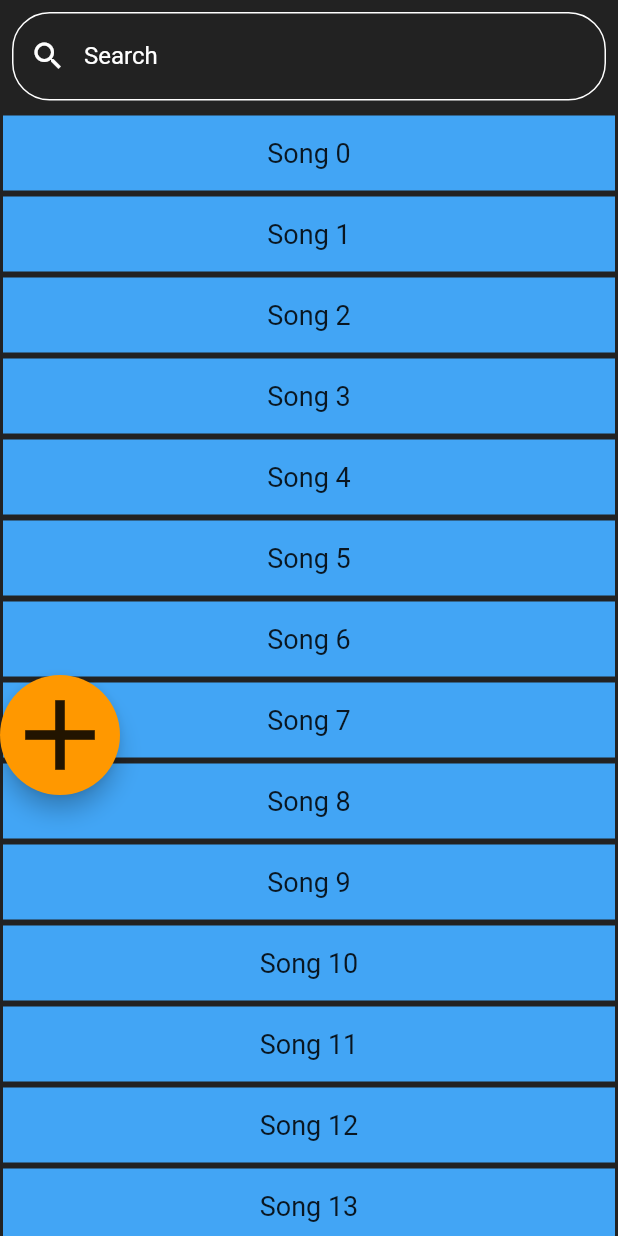
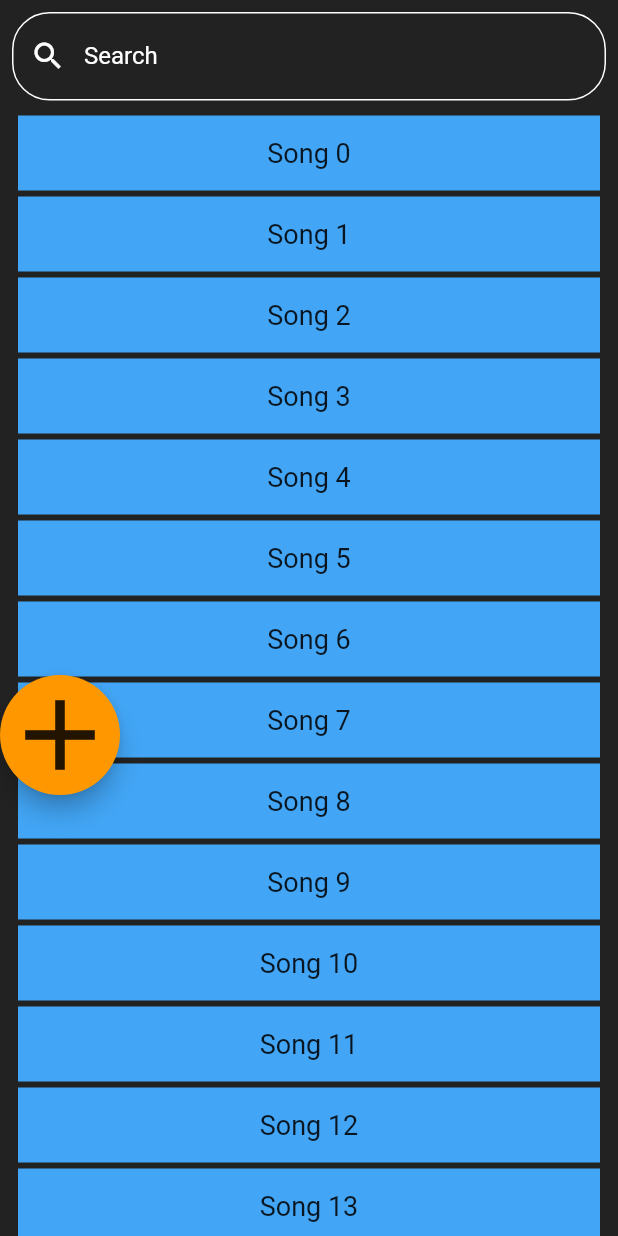
Before and after one commit to kobemhlee/chord_app, a Flutter app: the MySongs screen opened directly, on a phone screen of 412 x 824 dp. Run offline on Flutter 3.47's test engine with Material 2 defaults, Android fonts, the light colour scheme and no system bars; our stand-ins replace audioplayers, getflutter.

```diff
--- a/lib/mysongspage.dart
+++ b/lib/mysongspage.dart
@@ -115,6 +115,7 @@ class _MySongs extends State<MySongs> {
             Container(
                 margin: EdgeInsets.only(top: 75.0),
                 child: ListView.builder(
+                    padding: EdgeInsets.only(left: 10, right: 10),
                     itemCount: songs.length,
                     itemBuilder: (BuildContext context, int index) {
                       return Container(
```
